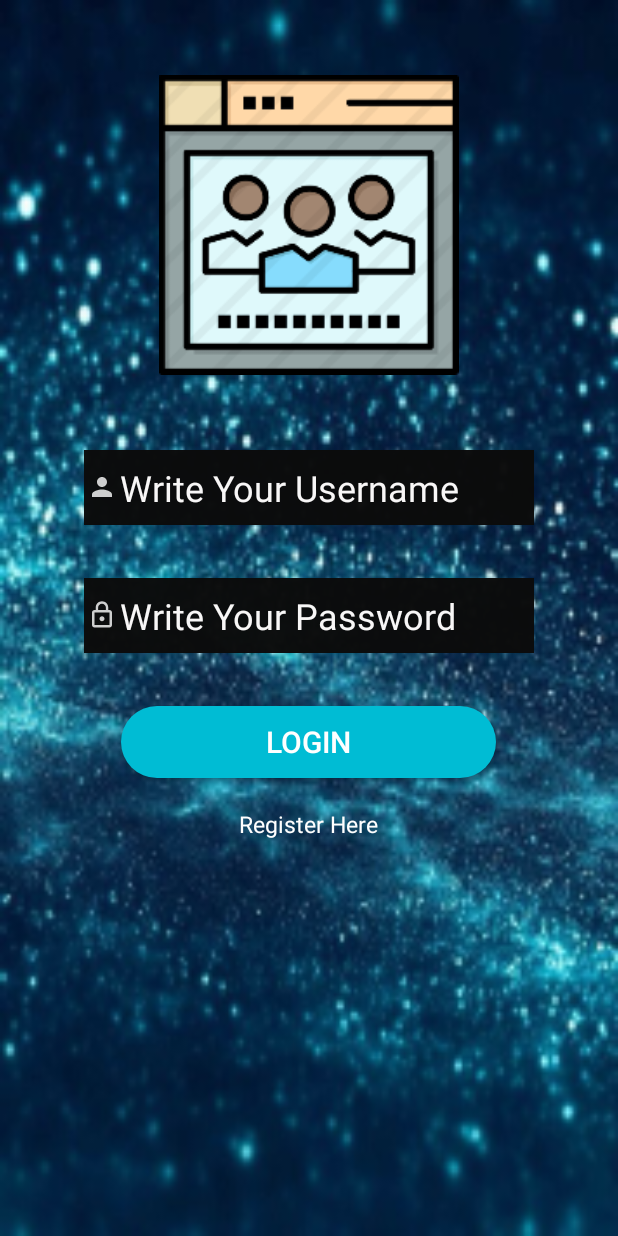
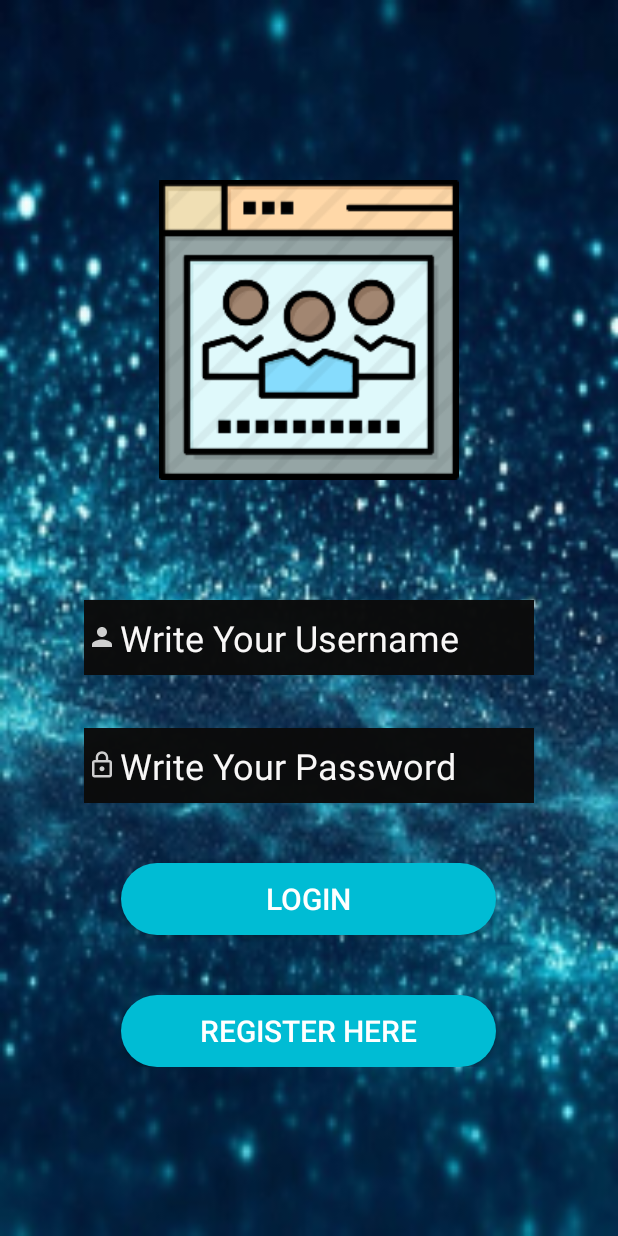
Before and after one commit to Ashmunna/PayrollAndroidApp, an Android app: the screen it shows after launch (LoginActivity), on a phone screen of 412 x 824 dp. Run offline under Robolectric (Android 15) with nearby library versions, the phone set to English and light mode, and no system bars.

Commit message:
By Rubayet

```diff
--- a/app/build.gradle
+++ b/app/build.gradle
@@ -23,9 +23,9 @@ dependencies {
     implementation fileTree(dir: 'libs', include: ['*.jar'])
     implementation 'androidx.appcompat:appcompat:1.0.2'
     implementation 'androidx.constraintlayout:constraintlayout:1.1.3'
-    implementation'com.squareup.retrofit2:retrofit:2.3.0'
-    implementation'com.squareup.retrofit2:converter-gson:2.3.0'
-    implementation'com.squareup.picasso:picasso:2.5.2'
+    implementation 'com.squareup.retrofit2:retrofit:2.3.0'
+    implementation 'com.squareup.retrofit2:converter-gson:2.3.0'
+    implementation 'com.squareup.picasso:picasso:2.5.2'
     testImplementation 'junit:junit:4.12'
     androidTestImplementation 'androidx.test.ext:junit:1.1.0'
     androidTestImplementation 'androidx.test.espresso:espresso-core:3.1.1'
--- a/app/src/main/java/com/example/payrollmanagementsystem/LoginActivity.java
+++ b/app/src/main/java/com/example/payrollmanagementsystem/LoginActivity.java
@@ -13,6 +13,7 @@ public class LoginActivity extends AppCompatActivity {
     EditText editTextUsername;
     EditText editTextPassword;
     Button btnSave;
+    Button btnRegister;
 
 
 
@@ -24,6 +25,7 @@ public class LoginActivity extends AppCompatActivity {
         editTextUsername = findViewById(R.id.username);
         editTextPassword = findViewById(R.id.password);
         btnSave = findViewById(R.id.btn_login);
+        btnRegister = findViewById(R.id.btn_register);
 
 
         btnSave.setOnClickListener(new View.OnClickListener(){
@@ -42,6 +44,15 @@ public class LoginActivity extends AppCompatActivity {
             }
         });
 
+        btnRegister.setOnClickListener(new View.OnClickListener(){
+
+            @Override
+            public void onClick(View v) {
+                Intent intent = new Intent(getApplicationContext(),UserRegistrationActivity.class);
+                startActivity(intent);
+            }
+        });
+
 
     }
 }
--- a/app/src/main/res/layout/login_layout.xml
+++ b/app/src/main/res/layout/login_layout.xml
@@ -26,7 +26,7 @@
                 android:layout_height="200dp"
                 android:layout_alignParentTop="true"
                 android:layout_centerHorizontal="true"
-                android:layout_marginTop="50dp"
+                android:layout_marginTop="120dp"
                 android:src="@drawable/loginicon" />
 
             <EditText
@@ -35,7 +35,7 @@
                 android:layout_height="50dp"
                 android:layout_below="@id/admin"
                 android:layout_centerHorizontal="true"
-                android:layout_marginTop="50dp"
+                android:layout_marginTop="80dp"
                 android:background="@color/colorPrimary"
                 android:drawableLeft="@drawable/ic_action_name"
                 android:ems="10"
@@ -69,22 +69,23 @@
                 android:layout_height="wrap_content"
                 android:layout_below="@id/password"
                 android:layout_centerHorizontal="true"
-                android:layout_marginTop="35dp"
+                android:layout_marginTop="40dp"
                 android:background="@drawable/button_rectangle_pink"
                 android:text="Login"
                 android:textColor="#ffffff"
                 android:textSize="20sp" />
 
-            <TextView
-                android:id="@+id/register"
-                android:layout_width="wrap_content"
+            <Button
+                android:id="@+id/btn_register"
+                android:layout_width="250dp"
                 android:layout_height="wrap_content"
                 android:layout_below="@id/btn_login"
                 android:layout_centerHorizontal="true"
-                android:layout_marginTop="20dp"
+                android:layout_marginTop="40dp"
                 android:text="Register Here"
+                android:background="@drawable/button_rectangle_pink"
                 android:textColor="#ffffff"
-                android:textSize="15sp" />
+                android:textSize="20sp" />
 
 
 
```
Also changed, not shown: app/src/main/AndroidManifest.xml (+5 -2 lines), app/src/main/java/com/example/payrollmanagementsystem/UserRegistrationActivity.java (added, +14 -0 lines), app/src/main/res/layout/activity_user_registration.xml (added, +136 -0 lines).
